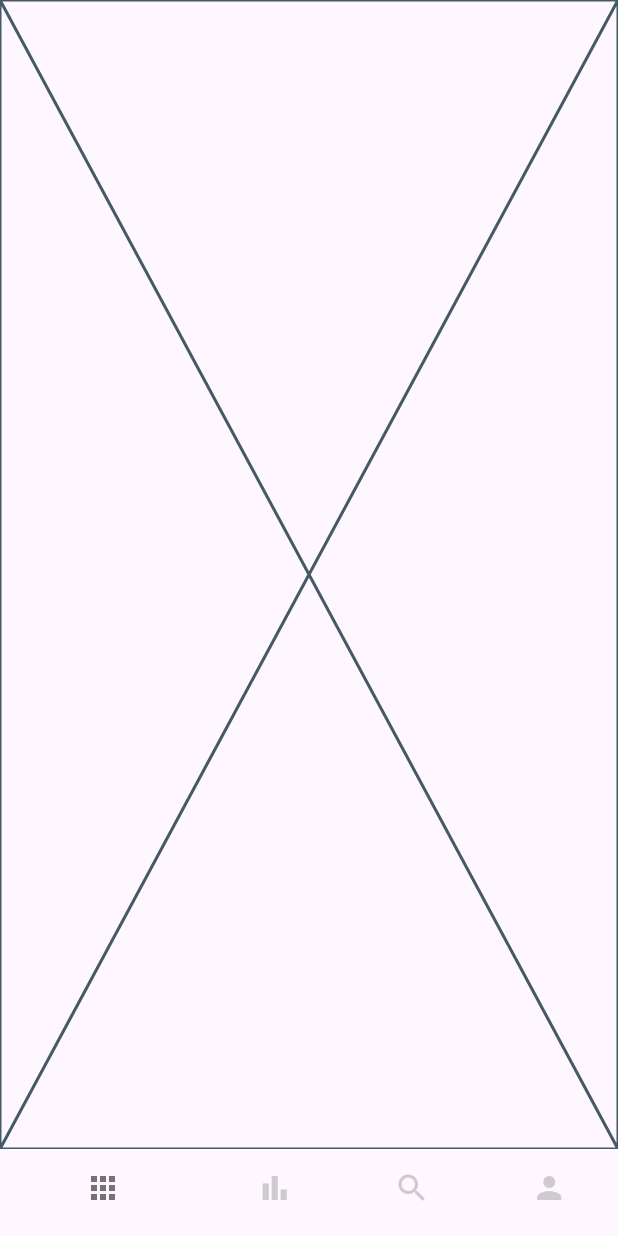
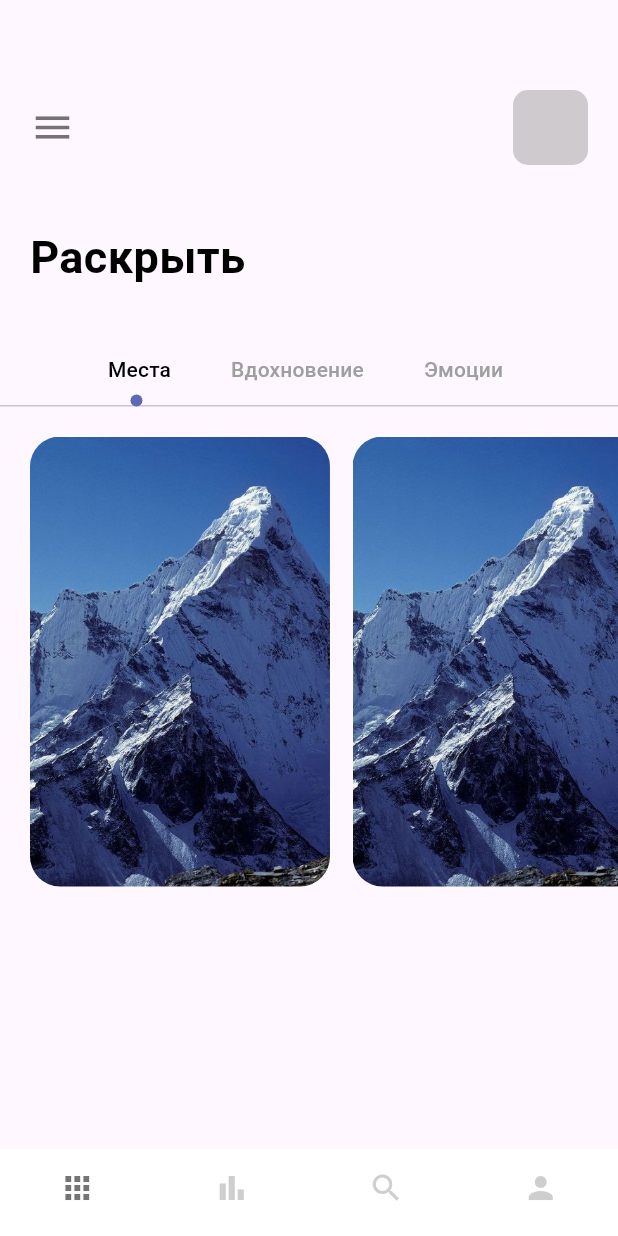
Before and after one commit to ereminmaksim/weatherAppFlutter, a Flutter app: the screen it shows after launch, on a phone screen of 412 x 824 dp. Run offline on Flutter 3.47's test engine with Material 3 defaults, Android fonts, the phone set to English and light mode, and no system bars.

Commit message:
cubit_flutter - добавлена страница home_pages, также реализован Слайдер/TabBarView/TabController/ListView.builder

```diff
--- a/lib/pages/home_pages.dart
+++ b/lib/pages/home_pages.dart
@@ -1,4 +1,6 @@
 import 'package:flutter/material.dart';
+import 'package:flutter_cubit/misc/colors.dart';
+import 'package:flutter_cubit/widgets/app_large_text.dart';
 
 class HomePage extends StatefulWidget {
   const HomePage({super.key});
@@ -7,9 +9,128 @@ class HomePage extends StatefulWidget {
   State<HomePage> createState() => _HomePageState();
 }
 
-class _HomePageState extends State<HomePage> {
+class _HomePageState extends State<HomePage> with TickerProviderStateMixin {
   @override
   Widget build(BuildContext context) {
-    return const Placeholder();
+    TabController _tabController = TabController(length: 3, vsync: this);
+    return Scaffold(
+      body: Column(
+        crossAxisAlignment: CrossAxisAlignment.start,
+        children: [
+          //верхнее меню
+          Container(
+            padding: const EdgeInsets.only(top: 60, left: 20),
+            child: Row(
+              children: [
+                const Icon(
+                  Icons.menu,
+                  size: 30,
+                  color: Colors.black54,
+                ),
+                Expanded(child: Container()),
+                Container(
+                  margin: const EdgeInsets.only(right: 20),
+                  width: 50,
+                  height: 50,
+                  decoration: BoxDecoration(
+                      borderRadius: BorderRadius.circular(10),
+                      color: Colors.grey.withOpacity(0.5)),
+                )
+              ],
+            ),
+          ),
+          const SizedBox(height: 40),
+          //раскрытие
+          Container(
+            margin: const EdgeInsets.only(left: 20),
+            child: AppLargeText(
+              text: "Раскрыть",
+            ),
+          ),
+          const SizedBox(height: 30),
+          //вкладки
+          Container(
+            child: Align(
+              alignment: Alignment.centerLeft,
+              child: TabBar(
+                labelPadding: const EdgeInsets.only(right: 20, left: 20),
+                labelColor: Colors.black,
+                unselectedLabelColor: Colors.grey,
+                controller: _tabController,
+                isScrollable: true,
+                indicatorSize: TabBarIndicatorSize.label,
+                indicator:
+                    CircleTabIndicator(color: AppColors.mainColor, radius: 4),
+                tabs: [
+                  Tab(text: "Места"),
+                  Tab(text: "Вдохновение"),
+                  Tab(text: "Эмоции")
+                ],
+              ),
+            ),
+          ),
+          const SizedBox(height: 20),
+          Container(
+            padding: const EdgeInsets.only(left: 20),
+            height: 300,
+            width: double.maxFinite,
+            child: TabBarView(
+              controller: _tabController,
+              children: [
+                ListView.builder(
+                  itemCount:3,
+                  scrollDirection: Axis.horizontal,
+                  itemBuilder: (BuildContext context, int index) {
+                    return Container(
+                      margin: const EdgeInsets.only(right: 15),
+                      width: 200,
+                      height: 300,
+                      decoration: BoxDecoration(
+                        borderRadius: BorderRadius.circular(20),
+                        color: Colors.white,
+                        image: const DecorationImage(
+                            image: AssetImage("img/mountain.jpeg"),
+                            fit: BoxFit.cover),
+                      ),
+                    );
+                  },
+                )
+              ],
+            ),
+          )
+        ],
+      ),
+    );
   }
 }
+
+class CircleTabIndicator extends Decoration {
+  final Color color;
+  double radius;
+
+  CircleTabIndicator({required this.color, required this.radius});
+
+  @override
+  BoxPainter createBoxPainter([VoidCallback? onChanged]) {
+    return _CirclePainter(color: color, radius: radius);
+  }
+}
+
+class _CirclePainter extends BoxPainter {
+  final Color color;
+  double radius;
+
+  _CirclePainter({required this.color, required this.radius});
+
+  @override
+  void paint(Canvas canvas, Offset offset, ImageConfiguration configuration) {
+    Paint _paint = Paint();
+    _paint.color = color;
+    _paint.isAntiAlias = true;
+    final Offset circleOffset = Offset(
+        configuration.size!.width / 2 - radius / 2,
+        configuration.size!.height - radius);
+
+    canvas.drawCircle(offset + circleOffset, radius, _paint);
+  }
+}
--- a/lib/pages/navpages/main_page.dart
+++ b/lib/pages/navpages/main_page.dart
@@ -31,8 +31,12 @@ class _MainPageState extends State<MainPage> {
   @override
   Widget build(BuildContext context) {
     return Scaffold(
-      body: pages[0],
+      body: pages[currentIndex],
+      backgroundColor: Colors.white,
       bottomNavigationBar: BottomNavigationBar(
+        unselectedFontSize: 0,
+        type: BottomNavigationBarType.fixed,
+        backgroundColor: Colors.white,
         onTap: onTab,
         selectedItemColor: Colors.black54,
         unselectedItemColor: Colors.grey.withOpacity(0.5),
@@ -42,8 +46,7 @@ class _MainPageState extends State<MainPage> {
         currentIndex: currentIndex,
         items: const [
           BottomNavigationBarItem(label: "Домой", icon: Icon(Icons.apps)),
-          BottomNavigationBarItem(
-              label: "Пaнель", icon: Icon(Icons.bar_chart_sharp)),
+          BottomNavigationBarItem(label: "Пaнель", icon: Icon(Icons.bar_chart_sharp)),
           BottomNavigationBarItem(label: "Поиск", icon: Icon(Icons.search)),
           BottomNavigationBarItem(label: ("Я"), icon: Icon(Icons.person)),
         ],
```
